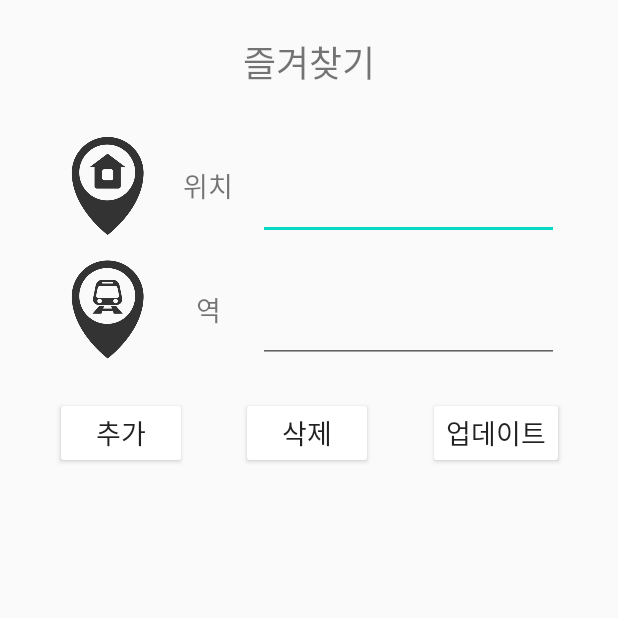
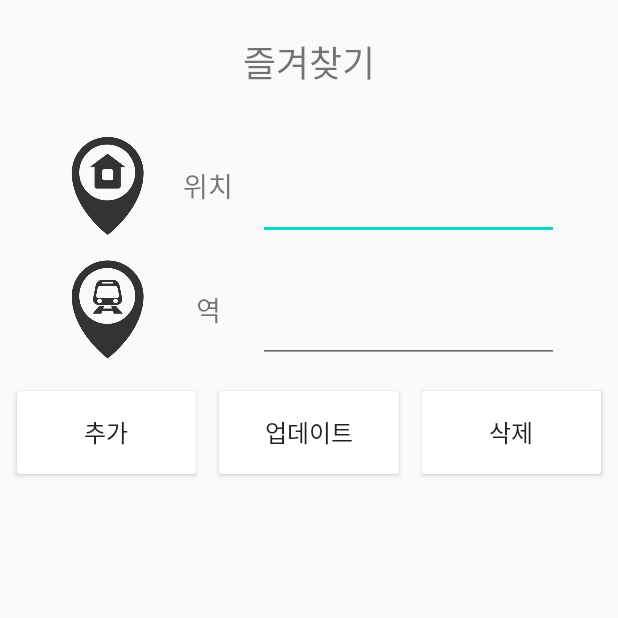
Before and after one commit to GY-Jeong/One-Touch-Subway, an Android app: the DBActivity screen opened directly, with no data from a screen before it, on a phone screen of 412 x 824 dp, the top half of it. Run offline under Robolectric (Android 15) with nearby library versions, the phone set to English and light mode, and no system bars.

Commit message:
최종 코드, 주석 처리, 글씨체 변경

```diff
--- a/app/src/main/res/layout/activity_db.xml
+++ b/app/src/main/res/layout/activity_db.xml
@@ -28,16 +28,7 @@
         app:layout_constraintBottom_toBottomOf="parent"
         app:layout_constraintEnd_toEndOf="parent"
         app:layout_constraintStart_toStartOf="parent"
-        app:layout_constraintTop_toTopOf="@+id/guideline6">
-
-        <TableRow
-
-            />
-
-    </TableLayout>
-
-
-
+        app:layout_constraintTop_toTopOf="@+id/guideline6"></TableLayout>
 
     <androidx.constraintlayout.widget.Guideline
         android:id="@+id/guideline5"
@@ -61,42 +52,55 @@
         app:layout_constraintGuide_percent="0.3" />
 
     <Button
-        android:id="@+id/updateBtn"
-        android:layout_width="wrap_content"
-        android:layout_height="wrap_content"
+        android:id="@+id/insertBtn"
+        android:layout_width="0dp"
+        android:layout_height="0dp"
+        android:layout_marginLeft="7dp"
+        android:layout_marginTop="7dp"
+        android:layout_marginBottom="7dp"
+        android:autoSizeMaxTextSize="16sp"
+        android:autoSizeTextType="uniform"
         android:backgroundTint="#FFFFFF"
-        android:text="업데이트"
-        android:textSize="18sp"
+        android:text="추가"
+        android:textSize="16sp"
         app:layout_constraintBottom_toTopOf="@+id/guideline6"
-        app:layout_constraintEnd_toEndOf="parent"
+        app:layout_constraintEnd_toStartOf="@+id/updateBtn"
         app:layout_constraintHorizontal_bias="0.5"
-        app:layout_constraintStart_toEndOf="@+id/deleteBtn"
+        app:layout_constraintStart_toStartOf="parent"
         app:layout_constraintTop_toTopOf="@+id/guideline11" />
 
     <Button
-        android:id="@+id/deleteBtn"
-        android:layout_width="wrap_content"
-        android:layout_height="wrap_content"
+        android:id="@+id/updateBtn"
+        android:layout_width="0dp"
+        android:layout_height="0dp"
+        android:layout_marginLeft="7dp"
+        android:layout_marginTop="7dp"
+        android:layout_marginBottom="7dp"
+        android:autoSizeMaxTextSize="16sp"
+        android:autoSizeTextType="uniform"
         android:backgroundTint="#FFFFFF"
-        android:text="삭제"
-        android:textSize="18sp"
+        android:text="업데이트"
+        android:textSize="16sp"
         app:layout_constraintBottom_toTopOf="@+id/guideline6"
-        app:layout_constraintEnd_toStartOf="@+id/updateBtn"
+        app:layout_constraintEnd_toStartOf="@+id/deleteBtn"
         app:layout_constraintHorizontal_bias="0.5"
         app:layout_constraintStart_toEndOf="@+id/insertBtn"
         app:layout_constraintTop_toTopOf="@+id/guideline11" />
 
     <Button
-        android:id="@+id/insertBtn"
-        android:layout_width="wrap_content"
-        android:layout_height="wrap_content"
+        android:id="@+id/deleteBtn"
+        android:layout_width="0dp"
+        android:layout_height="0dp"
+        android:layout_margin="7dp"
+        android:autoSizeMaxTextSize="16sp"
+        android:autoSizeTextType="uniform"
         android:backgroundTint="#FFFFFF"
-        android:text="추가"
-        android:textSize="18sp"
+        android:text="삭제"
+        android:textSize="16sp"
         app:layout_constraintBottom_toTopOf="@+id/guideline6"
-        app:layout_constraintEnd_toStartOf="@+id/deleteBtn"
+        app:layout_constraintEnd_toEndOf="parent"
         app:layout_constraintHorizontal_bias="0.5"
-        app:layout_constraintStart_toStartOf="parent"
+        app:layout_constraintStart_toEndOf="@+id/updateBtn"
         app:layout_constraintTop_toTopOf="@+id/guideline11" />
 
     <LinearLayout
--- a/app/src/main/res/values/styles.xml
+++ b/app/src/main/res/values/styles.xml
@@ -8,7 +8,7 @@
         <item name="colorAccent">@color/colorAccent</item>
         <item name="windowActionBar">false</item>
         <item name="windowNoTitle">true</item>
-        <!-- <item name="android:fontFamily">@font/seoul_hanriver</item> -->
+        <item name="android:fontFamily">@font/seoul_hanriver</item>
         <item name="android:windowLightStatusBar">false</item>
     </style>
 
```
Also changed, not shown: app/src/main/java/com/otsubway/odsay/MainActivity.kt (+33 -1 lines), app/src/main/java/com/otsubway/odsay/odsayActivity.kt (+86 -39 lines), app/src/main/res/layout/activity_odsay.xml (+8 -2 lines).
